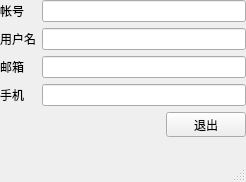
Above: user_display.ui from lwher/Library-System before the change. Below: the same form after it.
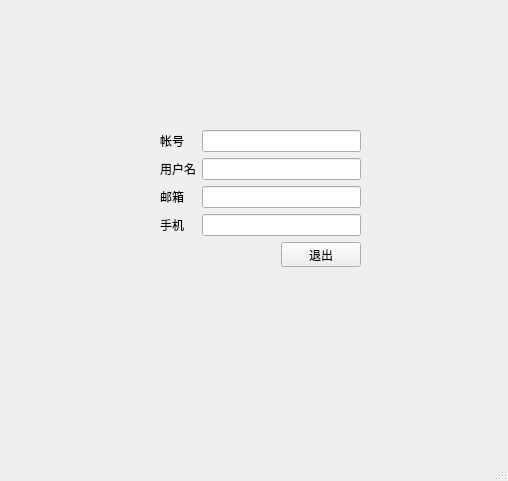
That is the form after the change. Icons and pictures are not drawn.

```diff
--- a/user_display.ui
+++ b/user_display.ui
@@ -6,8 +6,8 @@
    <rect>
     <x>0</x>
     <y>0</y>
-    <width>246</width>
-    <height>182</height>
+    <width>508</width>
+    <height>481</height>
    </rect>
   </property>
   <property name="windowTitle">
@@ -17,9 +17,9 @@
    <widget class="QWidget" name="gridLayoutWidget">
     <property name="geometry">
      <rect>
-      <x>0</x>
-      <y>0</y>
-      <width>246</width>
+      <x>160</x>
+      <y>130</y>
+      <width>201</width>
       <height>137</height>
      </rect>
     </property>
@@ -103,6 +103,38 @@
      </item>
     </layout>
    </widget>
+   <widget class="QLabel" name="label_2">
+    <property name="geometry">
+     <rect>
+      <x>120</x>
+      <y>300</y>
+      <width>54</width>
+      <height>12</height>
+     </rect>
+    </property>
+    <property name="text">
+     <string/>
+    </property>
+   </widget>
+   <widget class="QLabel" name="label_3">
+    <property name="geometry">
+     <rect>
+      <x>110</x>
+      <y>80</y>
+      <width>301</width>
+      <height>261</height>
+     </rect>
+    </property>
+    <property name="styleSheet">
+     <string notr="true">border-image: url(:/new/prefix1/picture/框2.png);</string>
+    </property>
+    <property name="text">
+     <string/>
+    </property>
+   </widget>
+   <zorder>label_3</zorder>
+   <zorder>gridLayoutWidget</zorder>
+   <zorder>label_2</zorder>
   </widget>
   <widget class="QMenuBar" name="menubar">
    <property name="geometry">
```
Left out of the diff: 2 changed lines with no effect on the pictures.
